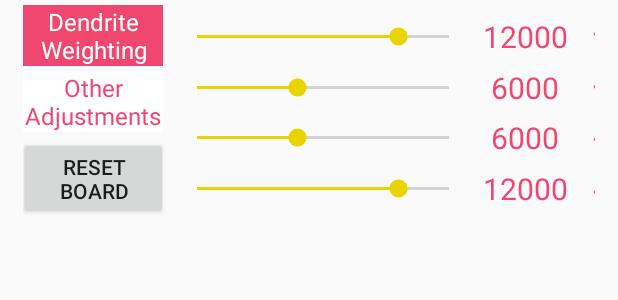
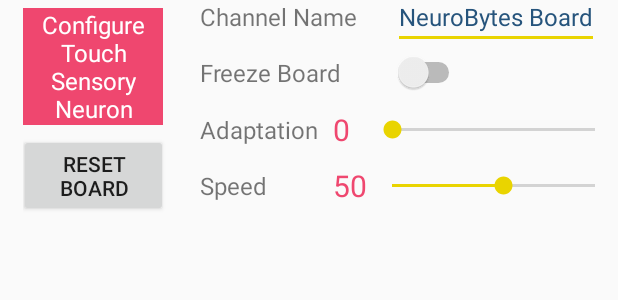
Before and after one commit to NeuroTinker/NeuroBytes_App, an Android app: the layout sub_item_touch_sensory_neuron.xml on its own in the app's theme, with its tools: preview values and no code run, on a phone screen of 412 x 824 dp. Shown: the top 300 px of the screen. Run offline under Robolectric (Android 15) with nearby library versions, the phone set to English and light mode, and no system bars; network calls fail.

Commit message:
updated touch sensory neuron subitem. added board graphic.

```diff
--- a/app/src/main/res/layout/sub_item_touch_sensory_neuron.xml
+++ b/app/src/main/res/layout/sub_item_touch_sensory_neuron.xml
@@ -18,152 +18,28 @@
         android:visibility="visible"
         app:layout_constraintRight_toLeftOf="@id/subitem_dendrites_id">
         <TextView
-            android:id="@+id/title_screen_select_dendrites"
+            android:id="@+id/title_config"
             android:layout_width="wrap_content"
             android:layout_height="wrap_content"
             android:ems="5"
             android:gravity="center"
-            android:text="@string/sub_item_adjust_dendrites"
+            android:text="@string/sub_item_config"
             android:textSize="16sp"
             android:textColor="@color/colorBackgroundLight"
             android:background="@color/colorAccent2"
             android:clickable="true"
             android:focusable="true"
-            app:layout_constraintBottom_toTopOf="@id/title_screen_select_other"
+            app:layout_constraintBottom_toTopOf="@id/button_reset"
             app:layout_constraintTop_toTopOf="@id/subitem_controls_id"/>
-        <TextView
-            android:id="@+id/title_screen_select_other"
-            android:layout_width="wrap_content"
-            android:layout_height="wrap_content"
-            android:ems="5"
-            android:gravity="center"
-            android:text="@string/sub_item_adjust_other"
-            android:textSize="16sp"
-            android:textColor="@color/colorAccent2"
-            android:background="@color/colorBackgroundLight"
-            android:clickable="true"
-            android:focusable="true"
-            app:layout_constraintTop_toBottomOf="@id/title_screen_select_dendrites"
-            app:layout_constraintBottom_toTopOf="@id/button_reset"/>
         <Button
             android:id="@+id/button_reset"
             android:layout_width="wrap_content"
             android:layout_height="wrap_content"
-            app:layout_constraintTop_toBottomOf="@id/title_screen_select_other"
-            app:layout_constraintLeft_toLeftOf="@id/title_screen_select_other"
-            app:layout_constraintRight_toRightOf="@id/title_screen_select_other"
+            app:layout_constraintTop_toBottomOf="@id/title_config"
+            app:layout_constraintLeft_toLeftOf="@id/title_config"
+            app:layout_constraintRight_toRightOf="@id/title_config"
             app:layout_constraintBottom_toBottomOf="@id/subitem_controls_id"
             android:text="@string/sub_item_reset"/>
-    </android.support.constraint.ConstraintLayout>
-
-    <android.support.constraint.ConstraintLayout xmlns:android="http://schemas.android.com/apk/res/android"
-        xmlns:app="http://schemas.android.com/apk/res-auto"
-        xmlns:tools="http://schemas.android.com/tools"
-        android:id="@+id/subitem_dendrites_id"
-        android:layout_width="480dp"
-        android:layout_height="wrap_content"
-        android:visibility="visible"
-        app:layout_constraintLeft_toRightOf="@id/subitem_controls_id">
-
-        <ImageView
-            android:id="@+id/boardgraphic_interneuron_dendrites"
-            android:layout_width="200dp"
-            android:layout_height="150dp"
-            app:layout_constraintRight_toRightOf="parent"
-            app:srcCompat="@drawable/boards_interneuron_subitem_dendrites"
-            tools:ignore="ContentDescription" />
-
-        <SeekBar
-            android:id="@+id/dendrite1_seekbar"
-            android:layout_width="200dp"
-            android:layout_height="wrap_content"
-            android:max="15000"
-            android:progress="12000"
-            app:layout_constraintBottom_toTopOf="@id/dendrite2_seekbar"
-            app:layout_constraintLeft_toLeftOf="parent"
-            app:layout_constraintTop_toTopOf="@id/boardgraphic_interneuron_dendrites" />
-
-        <TextView
-            android:id="@+id/dendrite1_text"
-            android:layout_width="wrap_content"
-            android:layout_height="wrap_content"
-            android:ems="3"
-            android:gravity="center"
-            android:text="@string/sub_item_dendrite_large_default"
-            android:textColor="@color/colorAccent2"
-            android:textSize="20sp"
-            app:layout_constraintBottom_toBottomOf="@id/dendrite1_seekbar"
-            app:layout_constraintLeft_toRightOf="@id/dendrite1_seekbar"
-            app:layout_constraintTop_toTopOf="@id/dendrite1_seekbar" />
-
-        <SeekBar
-            android:id="@+id/dendrite2_seekbar"
-            android:layout_width="200dp"
-            android:layout_height="wrap_content"
-            android:max="15000"
-            android:progress="6000"
-            app:layout_constraintBottom_toTopOf="@id/dendrite3_seekbar"
-            app:layout_constraintLeft_toLeftOf="@id/dendrite1_seekbar"
-            app:layout_constraintTop_toBottomOf="@id/dendrite1_seekbar" />
-
-        <TextView
-            android:id="@+id/dendrite2_text"
-            android:layout_width="wrap_content"
-            android:layout_height="wrap_content"
-            android:ems="3"
-            android:gravity="center"
-            android:text="@string/sub_item_dendrite_small_default"
-            android:textColor="@color/colorAccent2"
-            android:textSize="20sp"
-            app:layout_constraintBottom_toBottomOf="@id/dendrite2_seekbar"
-            app:layout_constraintLeft_toRightOf="@id/dendrite2_seekbar"
-            app:layout_constraintTop_toTopOf="@id/dendrite2_seekbar" />
-
-        <SeekBar
-            android:id="@+id/dendrite3_seekbar"
-            android:layout_width="200dp"
-            android:layout_height="wrap_content"
-            android:max="15000"
-            android:progress="6000"
-            app:layout_constraintBottom_toTopOf="@id/dendrite4_seekbar"
-            app:layout_constraintLeft_toLeftOf="@id/dendrite1_seekbar"
-            app:layout_constraintTop_toBottomOf="@id/dendrite2_seekbar" />
-
-        <TextView
-            android:id="@+id/dendrite3_text"
-            android:layout_width="wrap_content"
-            android:layout_height="wrap_content"
-            android:ems="3"
-            android:gravity="center"
-            android:text="@string/sub_item_dendrite_small_default"
-            android:textColor="@color/colorAccent2"
-            android:textSize="20sp"
-            app:layout_constraintBottom_toBottomOf="@id/dendrite3_seekbar"
-            app:layout_constraintLeft_toRightOf="@id/dendrite3_seekbar"
-            app:layout_constraintTop_toTopOf="@id/dendrite3_seekbar" />
-
-        <SeekBar
-            android:id="@+id/dendrite4_seekbar"
-            android:layout_width="200dp"
-            android:layout_height="wrap_content"
-            android:max="15000"
-            android:progress="12000"
-            app:layout_constraintBottom_toBottomOf="@id/boardgraphic_interneuron_dendrites"
-            app:layout_constraintLeft_toLeftOf="@id/dendrite1_seekbar"
-            app:layout_constraintTop_toBottomOf="@id/dendrite3_seekbar" />
-
-        <TextView
-            android:id="@+id/dendrite4_text"
-            android:layout_width="wrap_content"
-            android:layout_height="wrap_content"
-            android:ems="3"
-            android:gravity="center"
-            android:text="@string/sub_item_dendrite_large_default"
-            android:textColor="@color/colorAccent2"
-            android:textSize="20sp"
-            app:layout_constraintBottom_toBottomOf="@id/dendrite4_seekbar"
-            app:layout_constraintLeft_toRightOf="@id/dendrite4_seekbar"
-            app:layout_constraintTop_toTopOf="@id/dendrite4_seekbar" />
     </android.support.constraint.ConstraintLayout>
 
     <android.support.constraint.ConstraintLayout xmlns:android="http://schemas.android.com/apk/res/android"
@@ -173,16 +49,16 @@
         android:layout_width="480dp"
         android:layout_height="wrap_content"
         android:layout_marginLeft="12dp"
-        android:visibility="gone"
+        android:visibility="visible"
         app:layout_constraintLeft_toRightOf="@id/subitem_controls_id"
         app:layout_constraintTop_toTopOf="parent">
 
         <ImageView
-            android:id="@+id/boardgraphic_interneuron_other"
+            android:id="@+id/boardgraphic_touch_sensory_neuron"
             android:layout_width="200dp"
             android:layout_height="150dp"
             app:layout_constraintRight_toRightOf="parent"
-            app:srcCompat="@drawable/boards_interneuron_subitem_other"
+            app:srcCompat="@drawable/boards_touch_sensory_neuron_subitem"
             tools:ignore="ContentDescription" />
 
         <TextView
@@ -210,41 +86,56 @@
             app:layout_constraintTop_toTopOf="@id/channel_name_title" />
 
         <TextView
-            android:id="@+id/learning_mode_title"
-            android:layout_width="wrap_content"
-            android:layout_height="wrap_content"
-            android:text="@string/sub_item_learning_mode_toggle"
-            android:textSize="16sp"
-            app:layout_constraintBottom_toTopOf="@id/freeze_title"
-            app:layout_constraintLeft_toLeftOf="@id/channel_name_title"
-            app:layout_constraintTop_toBottomOf="@id/channel_name_title" />
-
-        <Switch
-            android:id="@+id/switch_learning_mode"
-            android:layout_width="wrap_content"
-            android:layout_height="wrap_content"
-            android:layout_marginEnd="0dp"
-            app:layout_constraintBottom_toBottomOf="@id/learning_mode_title"
-            app:layout_constraintLeft_toLeftOf="@id/channel_name"
-            app:layout_constraintTop_toTopOf="@id/learning_mode_title" />
-
-        <TextView
             android:id="@+id/freeze_title"
             android:layout_width="wrap_content"
             android:layout_height="wrap_content"
             android:text="@string/sub_item_freeze_toggle"
             android:textSize="16sp"
-            app:layout_constraintBottom_toTopOf="@id/speed_title"
+            app:layout_constraintBottom_toTopOf="@id/adaptation_seekbar_title"
             app:layout_constraintLeft_toLeftOf="@id/channel_name_title"
-            app:layout_constraintTop_toBottomOf="@id/learning_mode_title" />
+            app:layout_constraintTop_toBottomOf="@id/channel_name_title" />
 
         <Switch
             android:id="@+id/switch_freeze"
             android:layout_width="wrap_content"
             android:layout_height="wrap_content"
             app:layout_constraintBottom_toBottomOf="@id/freeze_title"
-            app:layout_constraintLeft_toLeftOf="@id/switch_learning_mode"
+            app:layout_constraintLeft_toLeftOf="@id/channel_name"
             app:layout_constraintTop_toTopOf="@id/freeze_title" />
+
+        <TextView
+            android:id="@+id/adaptation_seekbar_title"
+            android:layout_width="wrap_content"
+            android:layout_height="wrap_content"
+            android:text="@string/sub_item_adaptation_title"
+            android:textSize="16sp"
+            app:layout_constraintBottom_toTopOf="@id/speed_title"
+            app:layout_constraintLeft_toLeftOf="@id/channel_name_title"
+            app:layout_constraintTop_toBottomOf="@id/freeze_title" />
+
+        <TextView
+            android:id="@+id/adaptation_current"
+            android:layout_width="wrap_content"
+            android:layout_height="wrap_content"
+            android:layout_marginEnd="0dp"
+            android:layout_marginStart="10dp"
+            android:ems="1"
+            android:text="@string/sub_item_adaptation_default"
+            android:textColor="@color/colorAccent2"
+            android:textSize="20sp"
+            app:layout_constraintBottom_toBottomOf="@id/adaptation_seekbar_title"
+            app:layout_constraintLeft_toRightOf="@id/adaptation_seekbar_title"
+            app:layout_constraintTop_toTopOf="@id/adaptation_seekbar_title" />
+
+        <SeekBar
+            android:id="@+id/adaptation_seekbar"
+            android:layout_width="180dp"
+            android:layout_height="wrap_content"
+            android:max="100"
+            android:progress="0"
+            app:layout_constraintBottom_toBottomOf="@id/adaptation_seekbar_title"
+            app:layout_constraintLeft_toRightOf="@id/adaptation_current"
+            app:layout_constraintTop_toTopOf="@id/adaptation_seekbar_title" />
 
         <TextView
             android:id="@+id/speed_title"
@@ -254,20 +145,18 @@
             android:textSize="16sp"
             app:layout_constraintBottom_toBottomOf="parent"
             app:layout_constraintLeft_toLeftOf="@id/channel_name_title"
-            app:layout_constraintTop_toBottomOf="@id/freeze_title" />
+            app:layout_constraintTop_toBottomOf="@id/adaptation_seekbar_title" />
 
         <TextView
             android:id="@+id/speed_current"
             android:layout_width="wrap_content"
             android:layout_height="wrap_content"
-            android:layout_marginEnd="0dp"
-            android:layout_marginStart="20dp"
-            android:ems="2"
+            android:ems="1"
             android:text="@string/sub_item_speed_default"
             android:textColor="@color/colorAccent2"
             android:textSize="20sp"
             app:layout_constraintBottom_toBottomOf="@id/speed_title"
-            app:layout_constraintLeft_toRightOf="@id/speed_title"
+            app:layout_constraintLeft_toLeftOf="@id/adaptation_current"
             app:layout_constraintTop_toTopOf="@id/speed_title" />
 
         <SeekBar
```
Also changed, not shown: app/src/main/res/drawable/boards_touch_sensory_neuron_subitem.png (added).
